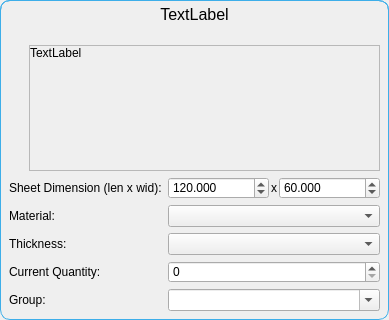
Before: the Qt Designer form ui/add_item_dialog_price_of_steel.ui in TheCodingJsoftware/Invigo, drawn with Qt 5.
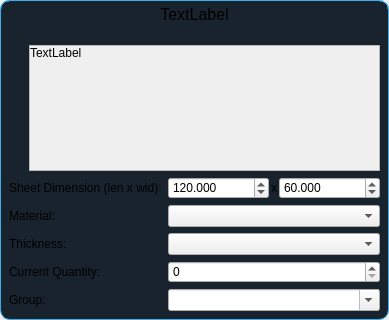
After: the same form once the commit is applied.

```diff
--- a/ui/add_item_dialog_price_of_steel.ui
+++ b/ui/add_item_dialog_price_of_steel.ui
@@ -44,6 +44,7 @@
 	border-top-right-radius:10px;
 	border-bottom-right-radius:10px;
 	border: 1px solid  #3daee9;
+	background-color: #19232D;
 }</string>
      </property>
      <layout class="QVBoxLayout" name="verticalLayout_3" stretch="0,0">
@@ -246,6 +247,9 @@
           </item>
           <item row="3" column="1">
            <widget class="QSpinBox" name="spinBox_current_quantity">
+            <property name="specialValueText">
+             <string/>
+            </property>
             <property name="accelerated">
              <bool>true</bool>
             </property>
```
